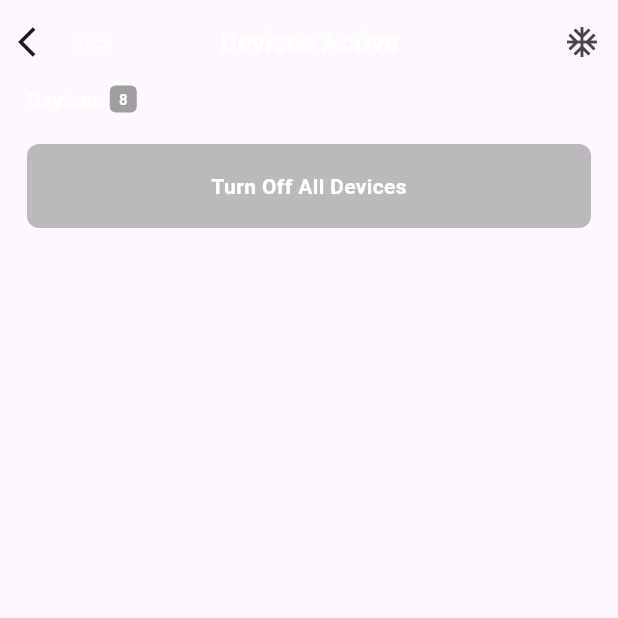
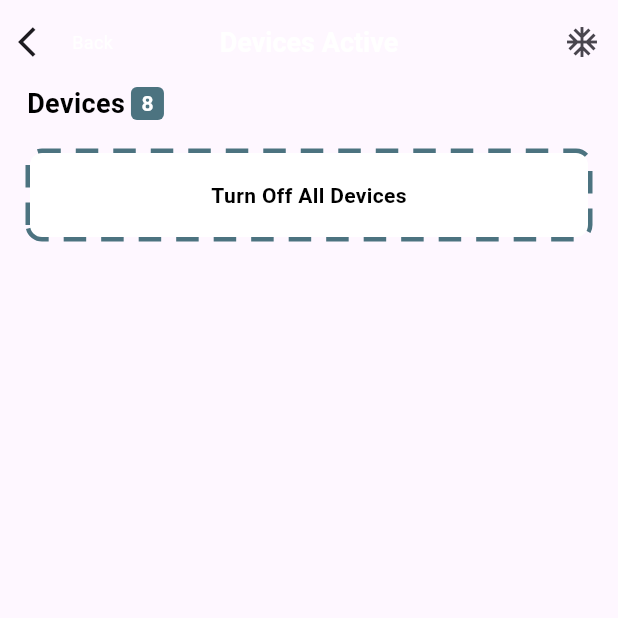
Before and after one commit to ashraful1003/Smart-Home, a Flutter app: the DeviceActiveScreen screen opened directly, on a phone screen of 412 x 824 dp, the top half of it. Run offline on Flutter 3.47's test engine with Material 2 defaults, Android fonts, the phone set to English and light mode, and no system bars; drawn by our look-alikes of dotted_border; our stand-ins replace google_nav_bar.

Commit message:
smart mode screen design complete

```diff
--- a/lib/main.dart
+++ b/lib/main.dart
@@ -2,6 +2,7 @@ import 'package:flutter/material.dart';
 import 'package:smart_home/views/home/home_screen.dart';
 import 'package:smart_home/views/landing_screen.dart';
 import 'package:smart_home/views/see_all_detail_room/see_all_detail_room_screen.dart';
+import 'package:smart_home/views/smart_mode/smart_mode_screen.dart';
 import 'package:smart_home/views/splash/splash_screen.dart';
 
 void main() {
@@ -20,7 +21,7 @@ class MyApp extends StatelessWidget {
         colorScheme: ColorScheme.fromSeed(seedColor: Colors.deepPurple),
         useMaterial3: true,
       ),
-      home: HomeScreen(),
+      home: SmartModeScreen(),
     );
   }
 }
--- a/lib/views/common_widget/frame34.dart
+++ b/lib/views/common_widget/frame34.dart
@@ -1,4 +1,5 @@
 import 'package:flutter/material.dart';
+import 'package:smart_home/constants.dart';
 import 'package:smart_home/views/common_widget/text_widget.dart';
 
 class Frame34 extends StatelessWidget {
@@ -14,23 +15,22 @@ class Frame34 extends StatelessWidget {
       child: Row(
         children: [
           TextWidget(
-            text: text1,
-            size: 14,
-            weight: FontWeight.w600,
-            color: Colors.white,
-          ),
+              text: text1,
+              size: 18,
+              weight: FontWeight.w600,
+              color: Colors.black),
           Container(
-            height: 18,
-            width: 18,
+            height: 22,
+            width: 22,
             margin: EdgeInsets.only(left: 4),
             decoration: BoxDecoration(
-              color: Colors.grey,
+              color: hexToColor(mains2),
               borderRadius: BorderRadius.circular(4),
             ),
             alignment: Alignment.center,
             child: TextWidget(
               text: text2,
-              size: 10,
+              size: 14,
               weight: FontWeight.w600,
               color: Colors.white,
             ),
--- a/lib/views/common_widget/frame38.dart
+++ b/lib/views/common_widget/frame38.dart
@@ -1,4 +1,6 @@
+import 'package:dotted_border/dotted_border.dart';
 import 'package:flutter/material.dart';
+import 'package:smart_home/constants.dart';
 import 'package:smart_home/views/common_widget/text_widget.dart';
 
 class Frame38 extends StatelessWidget {
@@ -9,17 +11,27 @@ class Frame38 extends StatelessWidget {
   @override
   Widget build(BuildContext context) {
     return Container(
+      margin: EdgeInsets.all(20),
+      child: DottedBorder(
+        borderType: BorderType.RRect,
+        radius: const Radius.circular(8),
+        strokeWidth: 6,
+        dashPattern: [15,10],
+        color: hexToColor(mains2),
+        padding: EdgeInsets.zero,
+        child: Container(
           width: MediaQuery.of(context).size.width,
-      margin: EdgeInsets.symmetric(horizontal: 18, vertical: 20),
           padding: EdgeInsets.symmetric(vertical: 18),
           decoration: BoxDecoration(
-          color: Colors.grey.withOpacity(0.7),
+              color: Colors.white,
               borderRadius: BorderRadius.circular(8)),
           alignment: Alignment.center,
           child: TextWidget(
               text: text,
               size: 14,
-          weight: FontWeight.w600, color: Colors.white,),
+              weight: FontWeight.w600, color: Colors.black,),
+        ),
+      ),
     );
   }
 }
--- a/pubspec.yaml
+++ b/pubspec.yaml
@@ -36,6 +36,7 @@ dependencies:
   # Use with the CupertinoIcons class for iOS style icons.
   cupertino_icons: ^1.0.2
   google_nav_bar: ^5.0.6
+  dotted_border: ^2.0.0+3
 
 dev_dependencies:
   flutter_test:
```
Also changed, not shown: lib/views/common_widget/image_widget.dart (+9 -3 lines), lib/views/smart_mode/mode_card.dart (+57 -8 lines), lib/views/smart_mode/smart_mode_screen.dart (+34 -14 lines), lib/views/smart_mode/time.dart (added, +28 -0 lines), assets/img_24.png (added), pubspec.lock. Lines whose indentation alone changed are shown as unchanged.
